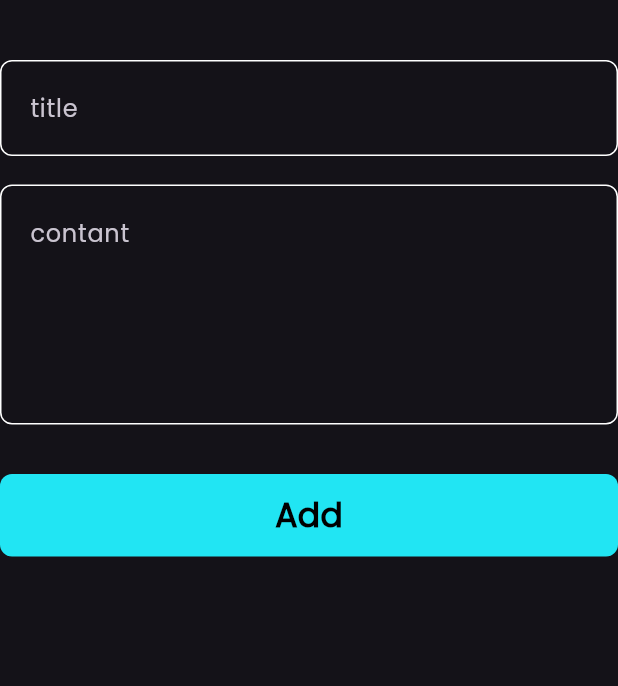
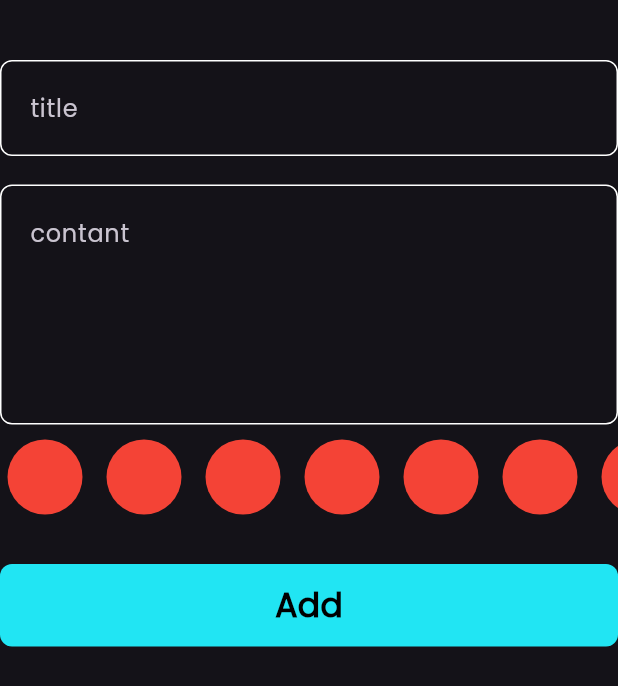
Before and after one commit to ahmedwael111/notes-app, a Flutter app: the AddNoteForm widget shown alone on an empty page, opened directly, on a phone screen of 412 x 824 dp. Shown: the top 686 px of the screen. Run offline on Flutter 3.47's test engine with Material 3 defaults, Android fonts, the phone set to English and light mode, and no system bars; our stand-ins replace bloc, flutter_bloc, font_awesome_flutter, hive, hive_flutter, modal_progress_hud_nsn; accounts and stored records are empty.

Commit message:
create list of 'colors' part one.

```diff
--- a/lib/widgets/add_note_form.dart
+++ b/lib/widgets/add_note_form.dart
@@ -48,6 +48,7 @@ class _AddNoteFormState extends State<AddNoteForm> {
             hint: 'contant',
             maxlines: 5,
           ),
+          const ColorListView(),
           const SizedBox(
             height: 33,
           ),
@@ -85,3 +86,36 @@ class _AddNoteFormState extends State<AddNoteForm> {
     );
   }
 }
+
+class ColorItem extends StatelessWidget {
+  const ColorItem({super.key});
+
+  @override
+  Widget build(BuildContext context) {
+    return const Padding(
+      padding: EdgeInsets.only(top: 10, right: 6),
+      child: CircleAvatar(
+        radius: 30,
+        backgroundColor: Colors.red,
+      ),
+    );
+  }
+}
+
+class ColorListView extends StatelessWidget {
+  const ColorListView({super.key});
+
+  @override
+  Widget build(BuildContext context) {
+    return SizedBox(
+      height: 60,
+      child: ListView.builder(
+        scrollDirection: Axis.horizontal,
+        itemCount: 10,
+        itemBuilder: (context, index) {
+          return const ColorItem();
+        },
+      ),
+    );
+  }
+}
```
